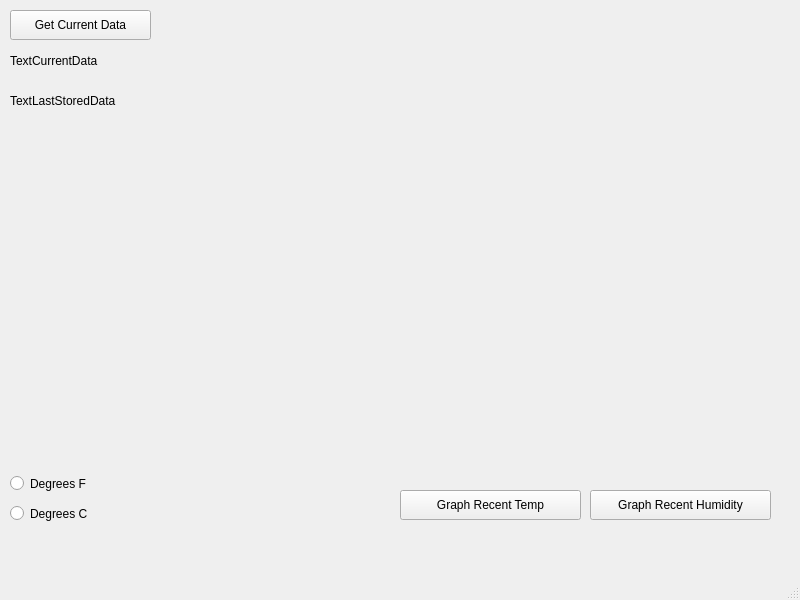
Above: project1.ui from ibelingb/ecen5783_projects before the change. Below: the same form after it.
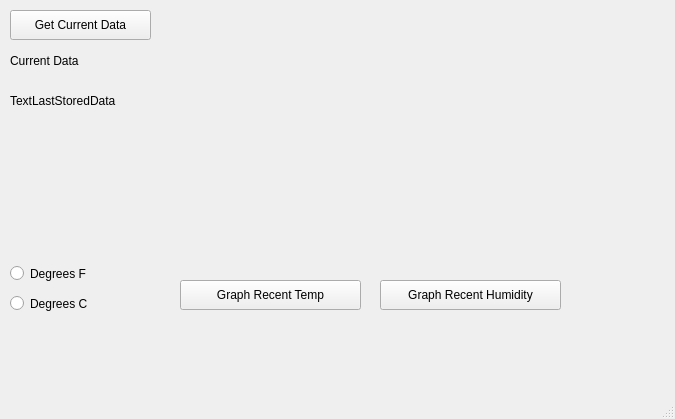
That is the form after the change.

Commit message: Adding functionality to pass data from Sensor/DB to GUI - displaying current temp/humid as it is received and added to DB.

The edit to the form file:
```diff
--- a/project1.ui
+++ b/project1.ui
@@ -6,8 +6,8 @@
    <rect>
     <x>0</x>
     <y>0</y>
-    <width>800</width>
-    <height>600</height>
+    <width>675</width>
+    <height>419</height>
    </rect>
   </property>
   <property name="windowTitle">
@@ -31,7 +31,7 @@
     <property name="geometry">
      <rect>
       <x>10</x>
-      <y>470</y>
+      <y>260</y>
       <width>119</width>
       <height>27</height>
      </rect>
@@ -44,7 +44,7 @@
     <property name="geometry">
      <rect>
       <x>10</x>
-      <y>500</y>
+      <y>290</y>
       <width>119</width>
       <height>27</height>
      </rect>
@@ -56,8 +56,8 @@
    <widget class="QPushButton" name="pushButton_2">
     <property name="geometry">
      <rect>
-      <x>590</x>
-      <y>490</y>
+      <x>380</x>
+      <y>280</y>
       <width>181</width>
       <height>30</height>
      </rect>
@@ -69,8 +69,8 @@
    <widget class="QPushButton" name="pushButton_3">
     <property name="geometry">
      <rect>
-      <x>400</x>
-      <y>490</y>
+      <x>180</x>
+      <y>280</y>
       <width>181</width>
       <height>30</height>
      </rect>
@@ -89,7 +89,7 @@
      </rect>
     </property>
     <property name="text">
-     <string>TextCurrentData</string>
+     <string>Current Data</string>
     </property>
    </widget>
    <widget class="QLabel" name="label_2">
```
Left out of the diff: 4 changed lines with no effect on the pictures. The commit also changes 4 other files.
